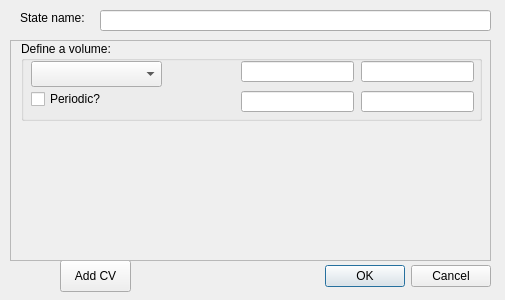
This is gui-ops/views/state_view.ui in dwhswenson/gui-ops as Qt 5 draws it before an edit. The edited form follows.
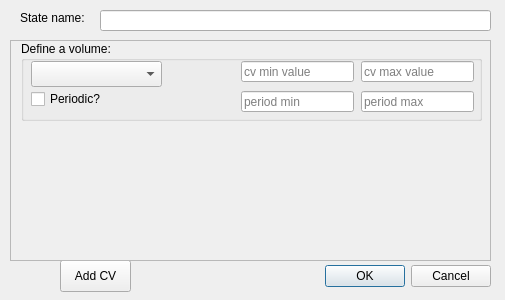
This is the edited form.

Commit message: second (better!) GUI also works

Patch:
```diff
--- a/gui-ops/views/state_view.ui
+++ b/gui-ops/views/state_view.ui
@@ -103,6 +103,9 @@
          <height>21</height>
         </rect>
        </property>
+       <property name="placeholderText">
+        <string>period max</string>
+       </property>
       </widget>
       <widget class="QLineEdit" name="period_min">
        <property name="geometry">
@@ -113,6 +116,9 @@
          <height>21</height>
         </rect>
        </property>
+       <property name="placeholderText">
+        <string>period min</string>
+       </property>
       </widget>
      </widget>
      <widget class="QLineEdit" name="lambda_min">
@@ -124,6 +130,9 @@
         <height>21</height>
        </rect>
       </property>
+      <property name="placeholderText">
+       <string>cv min value</string>
+      </property>
      </widget>
      <widget class="QLineEdit" name="lambda_max">
       <property name="geometry">
@@ -134,6 +143,9 @@
         <height>21</height>
        </rect>
       </property>
+      <property name="placeholderText">
+       <string>cv max value</string>
+      </property>
      </widget>
     </widget>
    </widget>
```
Left out of the diff: 2 changed lines with no effect on the pictures. The commit also changes 6 other files.
